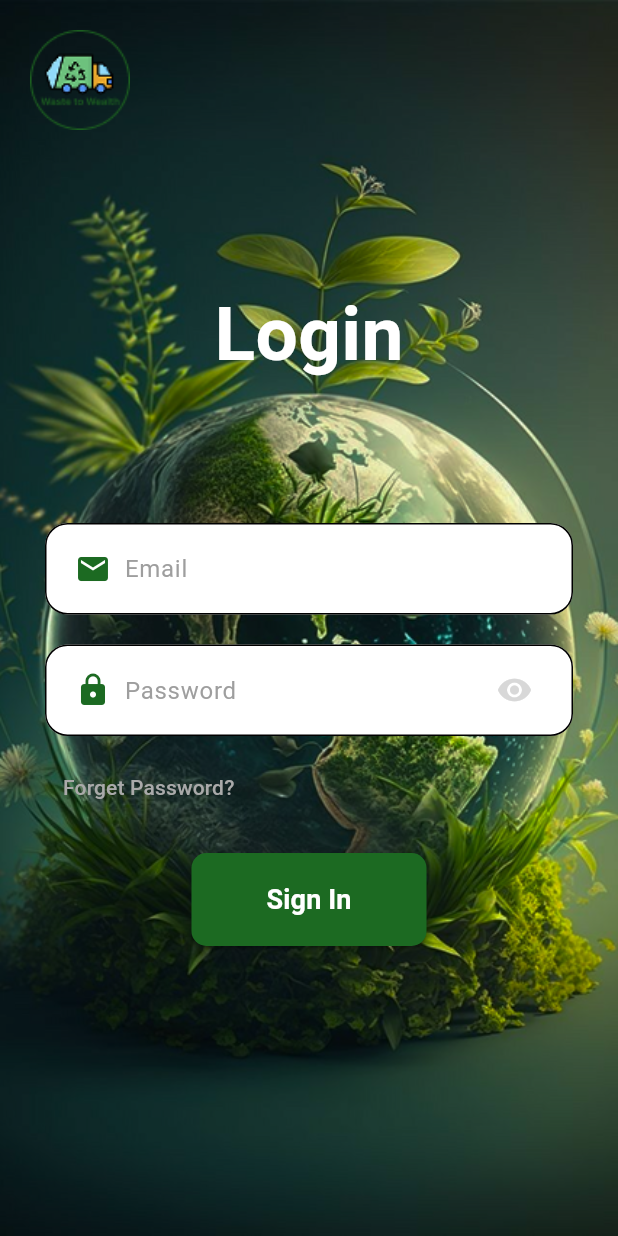
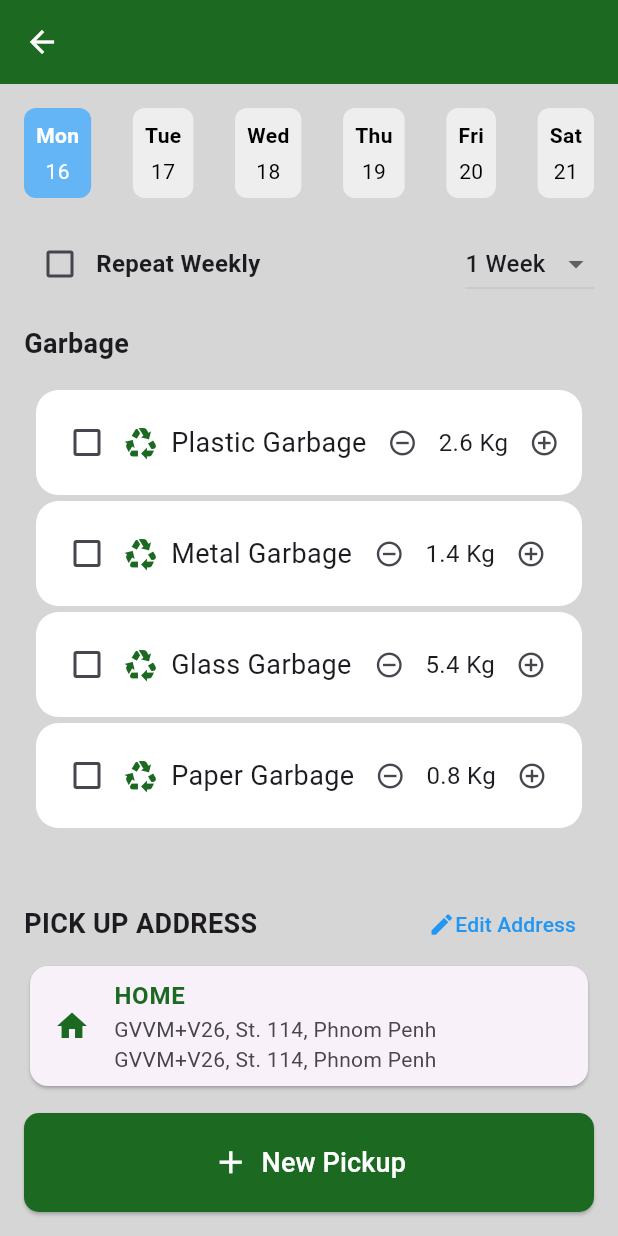
Before and after one commit to mararika69/Bin-Band-Project, a Flutter app: the screen it shows after launch, on a phone screen of 412 x 824 dp. Run offline on Flutter 3.47's test engine with Material 3 defaults, Android fonts, the phone set to English and light mode, and no system bars.

Commit message:
schedule pickup

```diff
--- a/lib/main.dart
+++ b/lib/main.dart
@@ -1,4 +1,5 @@
 import 'package:bin_band_group/screens/login_screen.dart';
+import 'package:bin_band_group/screens/schedule_pickup_screen%20.dart';
 import 'package:flutter/material.dart';
 
 void main() {
@@ -17,7 +18,8 @@ class MyApp extends StatelessWidget {
       theme: ThemeData(
         colorScheme: ColorScheme.fromSeed(seedColor: Colors.deepPurple),
       ),
-      home: LoginScreen(),
+      // home: LoginScreen(),
+      home: SchedulePickupScreen(),
     );
   }
 }
--- /dev/null
+++ b/lib/screens/schedule_pickup_screen .dart
@@ -0,0 +1,273 @@
+import 'package:flutter/material.dart';
+// import 'package:lucide_icons/lucide_icons.dart';
+
+class SchedulePickupScreen extends StatefulWidget {
+  @override
+  _SchedulePickupScreenState createState() => _SchedulePickupScreenState();
+}
+
+class _SchedulePickupScreenState extends State<SchedulePickupScreen> {
+  bool repeatWeekly = false;
+  String dropdownValue = '1 Week';
+  final List<String> garbageTypes = [
+    'Plastic Garbage',
+    'Metal Garbage',
+    'Glass Garbage',
+    'Paper Garbage',
+  ];
+  List<bool> garbageChecked = [false, false, false, false];
+
+  List<double> garbageWeights = [2.6, 1.4, 5.4, 0.8];
+
+  int selectedDateIndex = 0;
+
+  @override
+  Widget build(BuildContext context) {
+    return Scaffold(
+      backgroundColor: const Color.fromARGB(255, 214, 214, 214),
+      appBar: AppBar(
+        backgroundColor: const Color.fromARGB(255, 28, 106, 34),
+        leading: IconButton(
+          icon: Icon(Icons.arrow_back, color: Colors.white),
+          onPressed: () {},
+        ),
+      ),
+      body: Padding(
+        padding: const EdgeInsets.all(16.0),
+        child: Column(
+          crossAxisAlignment: CrossAxisAlignment.start,
+          children: [
+            Row(
+  mainAxisAlignment: MainAxisAlignment.spaceBetween,
+  children: List.generate(6, (index) {
+    return GestureDetector(
+      onTap: () {
+        setState(() {
+          selectedDateIndex = index; // Update the selected index
+        });
+      },
+      child: Container(
+        padding: EdgeInsets.all(8),
+        decoration: BoxDecoration(
+          borderRadius: BorderRadius.circular(8),
+          color: selectedDateIndex == index
+              ? Colors.blue[300]
+              : Colors.grey[200], // Highlight selected date
+        ),
+        child: Column(
+          children: [
+            Text(
+              ['Mon', 'Tue', 'Wed', 'Thu', 'Fri', 'Sat'][index],
+              style: TextStyle(
+                fontWeight: FontWeight.bold,
+                color: selectedDateIndex == index
+                    ? Colors.white
+                    : Colors.black,
+              ),
+            ),
+            SizedBox(height: 4),
+            Text(
+              ['16', '17', '18', '19', '20', '21'][index],
+              style: TextStyle(
+                color: selectedDateIndex == index
+                    ? Colors.white
+                    : Colors.black,
+              ),
+            ),
+          ],
+        ),
+      ),
+    );
+  }),
+),
+            SizedBox(height: 20),
+            Row(
+              children: [
+                Checkbox(
+                  value: repeatWeekly,
+                  onChanged: (bool? value) {
+                    setState(() {
+                      repeatWeekly = value!;
+                    });
+                  },
+                ),
+                Text('Repeat Weekly', style: TextStyle(fontSize: 16, fontWeight:FontWeight.bold)),
+                Spacer(),
+                DropdownButton<String>(
+                  value: dropdownValue,
+                  onChanged: (String? newValue) {
+                    setState(() {
+                      dropdownValue = newValue!;
+                    });
+                  },
+                  items:
+                      <String>[
+                        '1 Week',
+                        '2 Weeks',
+                        '3 Weeks',
+                      ].map<DropdownMenuItem<String>>((String value) {
+                        return DropdownMenuItem<String>(
+                          value: value,
+                          child: Text(value),
+                        );
+                      }).toList(),
+                ),
+              ],
+            ),
+            SizedBox(height: 16),
+            Text(
+              'Garbage',
+              style: TextStyle(fontWeight: FontWeight.bold, fontSize: 18),
+            ),
+            SizedBox(height: 8),
+            Container(
+              padding: EdgeInsets.all(8),
+              decoration: BoxDecoration(
+                borderRadius: BorderRadius.circular(15),
+              ),
+              child: Column(
+                children: List.generate(garbageTypes.length, (index) {
+                 return Padding(
+  padding: const EdgeInsets.symmetric(vertical: 2.0),
+  child: Container(
+    height: 70,
+    decoration: BoxDecoration(
+      color: const Color.fromARGB(255, 255, 255, 255),
+      borderRadius: BorderRadius.circular(15),
+    ),
+    child: Row(
+      mainAxisAlignment: MainAxisAlignment.spaceBetween,
+      children: [
+        Padding(
+          padding: const EdgeInsets.only(left: 10), // Add left margin
+          child: Row(
+            children: [
+              Checkbox(
+                value: garbageChecked[index],
+                onChanged: (value) {
+                  setState(() {
+                    garbageChecked[index] = value!;
+                  });
+                },
+              ),
+              Icon(
+                Icons.recycling,
+                color: const Color.fromARGB(255, 28, 106, 34),
+              ),
+              SizedBox(width: 8),
+              Text(
+                garbageTypes[index],
+                style: TextStyle(fontSize: 18),
+              ),
+            ],
+          ),
+        ),
+        Padding(
+          padding: const EdgeInsets.only(right: 10), // Add right margin
+          child: Row(
+            children: [
+              IconButton(
+                icon: Icon(Icons.remove_circle_outline, size: 20),
+                onPressed: () {
+                  setState(() {
+                    if (garbageWeights[index] > 0.1) {
+                      garbageWeights[index] -= 0.1;
+                    }
+                  });
+                },
+              ),
+              Text(
+                '${garbageWeights[index].toStringAsFixed(1)} Kg',
+                style: TextStyle(fontSize: 16),
+              ),
+              IconButton(
+                icon: Icon(Icons.add_circle_outline, size: 20),
+                onPressed: () {
+                  setState(() {
+                    garbageWeights[index] += 0.1;
+                  });
+                },
+              ),
+            ],
+          ),
+        ),
+      ],
+    ),
+  ),
+);
+
+
+
+                }),
+              ),
+            ),
+
+            SizedBox(height: 30),
+            Row(
+              mainAxisAlignment: MainAxisAlignment.spaceBetween,
+              children: [
+                Text(
+                  'PICK UP ADDRESS',
+                  style: TextStyle(fontWeight: FontWeight.bold, fontSize: 18),
+                ),
+                TextButton(
+                  onPressed: () {},
+                  child: Row(
+                    children: [
+                      Icon(Icons.edit, color: Colors.blue),
+                      Text(
+                        'Edit Address',
+                        style: TextStyle(color: Colors.blue),
+                      ),
+                    ],
+                  ),
+                ),
+              ],
+            ),
+            Card(
+              child: ListTile(
+                leading: Icon(
+                  Icons.home,
+                  color: const Color.fromARGB(255, 28, 106, 34),
+                ),
+                title: Text(
+                  'HOME',
+                  style: TextStyle(
+                    fontWeight: FontWeight.bold,
+                    color: Color.fromARGB(255, 28, 106, 34), // Green color
+                  ),
+                ),
+
+                subtitle: Text(
+                  'GVVM+V26, St. 114, Phnom Penh\nGVVM+V26, St. 114, Phnom Penh',
+                ),
+              ),
+            ),
+            Spacer(),
+            ElevatedButton(
+              onPressed: () {},
+              style: ElevatedButton.styleFrom(
+                backgroundColor: const Color.fromARGB(255, 28, 106, 34),
+                padding: EdgeInsets.symmetric(vertical: 20, horizontal: 16),
+                shape: RoundedRectangleBorder(
+                  borderRadius: BorderRadius.circular(10),
+                ),
+              ),
+              child: Row(
+                mainAxisAlignment: MainAxisAlignment.center,
+                children: [
+                  Icon(Icons.add, color: Colors.white, size: 25),
+                  SizedBox(width: 8),
+                  Text(
+                    'New Pickup',
+                    style: TextStyle(fontSize: 18, color: Colors.white),
+                  ),
+                ],
+              ),
+            ),
+          ],
+        ),
+      ),
+    );
+  }
+}
```
